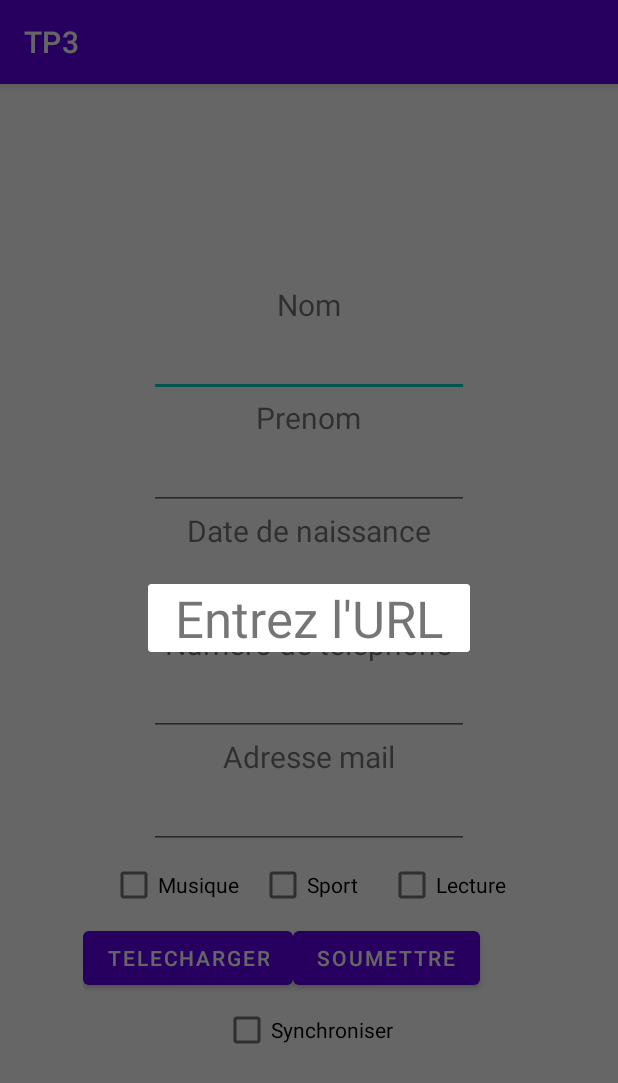
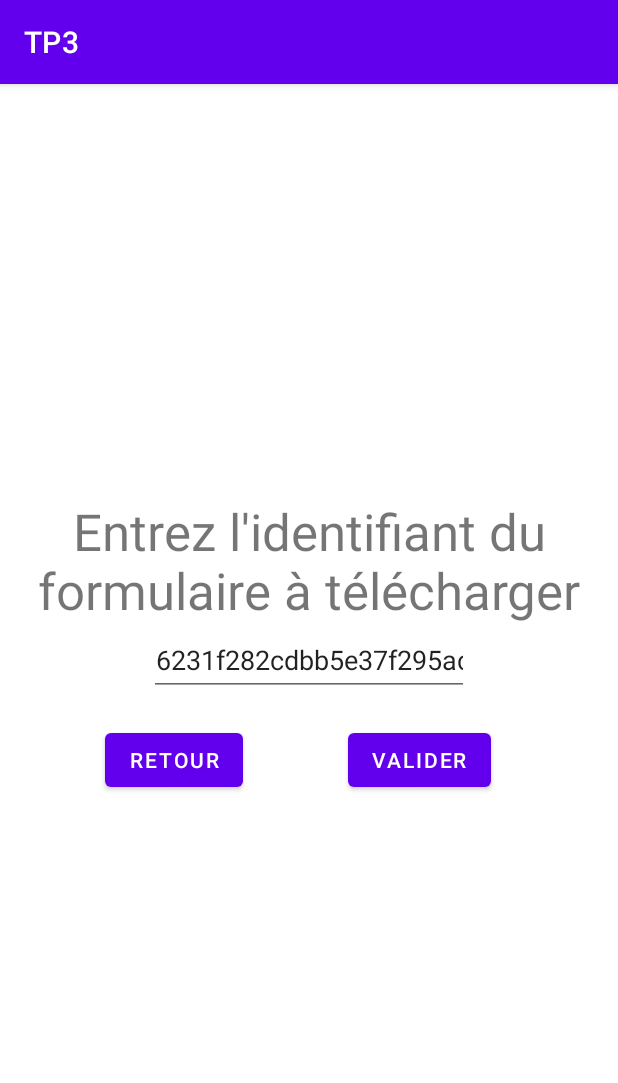
Before and after one commit to MartinSanchezIut/Master1-GL-S2, an Android app: the screen it shows after launch (MainActivity), after a tap on "TELECHARGER", on a phone screen of 412 x 824 dp. Shown: the top 1083 px of the screen. Run offline under Robolectric (Android 15) with nearby library versions, the phone set to English and light mode, and no system bars; our stand-ins replace Volley.

Commit message:
mobile terminé

```diff
--- a/HAI811-DevMobile/TP3/app/build.gradle
+++ b/HAI811-DevMobile/TP3/app/build.gradle
@@ -33,6 +33,7 @@ dependencies {
     implementation 'com.google.android.material:material:1.5.0'
     implementation 'androidx.constraintlayout:constraintlayout:2.1.3'
     implementation 'androidx.legacy:legacy-support-v4:1.0.0'
+    implementation 'com.android.volley:volley:1.2.0'
     testImplementation 'junit:junit:4.13.2'
     androidTestImplementation 'androidx.test.ext:junit:1.1.3'
     androidTestImplementation 'androidx.test.espresso:espresso-core:3.4.0'
--- a/HAI811-DevMobile/TP3/app/src/main/AndroidManifest.xml
+++ b/HAI811-DevMobile/TP3/app/src/main/AndroidManifest.xml
@@ -4,6 +4,8 @@
 
     <uses-permission android:name="android.permission.READ_EXTERNAL_STORAGE" />
     <uses-permission android:name="android.permission.WRITE_EXTERNAL_STORAGE" />
+    <uses-permission android:name="android.permission.INTERNET" />
+
     <application
         android:allowBackup="true"
         android:icon="@mipmap/ic_launcher"
--- /dev/null
+++ b/HAI811-DevMobile/TP3/app/src/main/java/fr/sanchez/devMobile/tp3/DownloadFragment.java
@@ -0,0 +1,100 @@
+package fr.sanchez.devMobile.tp3;
+
+import android.content.Intent;
+import android.os.Bundle;
+
+import androidx.fragment.app.Fragment;
+import androidx.fragment.app.FragmentTransaction;
+
+import android.view.LayoutInflater;
+import android.view.View;
+import android.view.ViewGroup;
+import android.widget.EditText;
+
+import com.android.volley.Request;
+import com.android.volley.RequestQueue;
+import com.android.volley.Response;
+import com.android.volley.VolleyError;
+import com.android.volley.toolbox.StringRequest;
+import com.android.volley.toolbox.Volley;
+import com.google.gson.Gson;
+
+public class DownloadFragment extends Fragment {
+
+
+    EditText id ;
+    Form f ;
+    boolean hasended = false;
+    @Override
+    public View onCreateView(LayoutInflater inflater, ViewGroup container,
+                             Bundle savedInstanceState) {
+        View rooter = inflater.inflate(R.layout.fragment_download, container, false);
+
+
+        assert this.getArguments() != null;
+        String form =this.getArguments().getString("Form");
+
+        rooter.findViewById(R.id.ret).setOnClickListener(new View.OnClickListener() {
+            @Override
+            public void onClick(View view) {
+                Bundle bundle = new Bundle();
+                bundle.putString("Form", form);
+
+                assert getFragmentManager() != null;
+                FragmentTransaction fragmentTransaction = getFragmentManager().beginTransaction();
+                FormFragment fragment  = new FormFragment();
+                fragment.setArguments(bundle);
+                fragmentTransaction.replace(R.id.fragmentContainerView , fragment);
+                fragmentTransaction.commit();
+            }
+        });
+
+        id = (EditText) rooter.findViewById(R.id.edittext) ;
+        id.setText("6231f282cdbb5e37f295acad");
+
+        RequestQueue queue = Volley.newRequestQueue(rooter.getContext());
+        rooter.findViewById(R.id.val).setOnClickListener(new View.OnClickListener() {
+            @Override
+            public void onClick(View view) {
+                String url ="http://192.168.0.13:8888/form/_id/" + id.getText();
+                System.out.println(url);
+                // Request a string response from the provided URL.
+                StringRequest stringRequest = new StringRequest(Request.Method.GET, url,
+                        new Response.Listener<String>() {
+                            @Override
+                            public void onResponse(String response) {
+                                Gson gson = new Gson(); //Create a Gson object
+                                System.out.println("\n\n");
+                                System.out.println("nanani " + response);
+                                System.out.println("\n\n");
+                                f = gson.fromJson(response, Form.class);
+                                hasended = true;
+
+                                Bundle bundle = new Bundle();
+                                bundle.putString("Form", new Gson().toJson(f));
+
+                                assert getFragmentManager() != null;
+                                FragmentTransaction fragmentTransaction = getFragmentManager().beginTransaction();
+                                ResumeFragment fragment  = new ResumeFragment();
+                                fragment.setArguments(bundle);
+                                fragmentTransaction.replace(R.id.fragmentContainerView , fragment);
+                                fragmentTransaction.commit();
+
+
+                            }
+                        }, new Response.ErrorListener() {
+                    @Override
+                    public void onErrorResponse(VolleyError error) {
+                        System.out.println("Erreur de téléchargement !");
+                    }
+                });
+                queue.add(stringRequest);
+
+            }
+        });
+
+
+
+        return rooter;
+    }
+}
--- a/HAI811-DevMobile/TP3/app/src/main/java/fr/sanchez/devMobile/tp3/FormFragment.java
+++ b/HAI811-DevMobile/TP3/app/src/main/java/fr/sanchez/devMobile/tp3/FormFragment.java
@@ -2,6 +2,7 @@ package fr.sanchez.devMobile.tp3;
 
 import android.app.Dialog;
 import android.content.Context;
+import android.content.Intent;
 import android.graphics.Color;
 import android.os.Bundle;
 
@@ -19,7 +20,17 @@ import android.widget.CheckBox;
 import android.widget.EditText;
 import android.widget.Toast;
 
+import com.android.volley.Request;
+import com.android.volley.RequestQueue;
+import com.android.volley.Response;
+import com.android.volley.VolleyError;
+import com.android.volley.toolbox.JsonObjectRequest;
+import com.android.volley.toolbox.StringRequest;
+import com.android.volley.toolbox.Volley;
 import com.google.gson.Gson;
+
+import org.json.JSONException;
+import org.json.JSONObject;
 
 import java.io.File;
 import java.io.FileNotFoundException;
@@ -91,7 +102,7 @@ public class FormFragment extends Fragment {
             if (this.getArguments() != null) {
                 System.out.println("Recup des info dans le bundle");
                 String form = this.getArguments().getString("Form");
-                System.out.println(form);
+               // System.out.println(form);
                 Form f = new Gson().fromJson(form, Form.class);
                 nom.setText(f.getNom());
                 prenom.setText(f.getPrenom());
@@ -119,6 +130,34 @@ public class FormFragment extends Fragment {
 
                 bundle.putString("Form", new Gson().toJson(f));
 
+                RequestQueue queue = Volley.newRequestQueue(rooter.getContext());
+                // Si synchroniser == true alors envoyer au serveur
+                if (synchroniser.isChecked()) {
+                    try {
+                        String url = "http://192.168.0.13:8888/form/add";
+                        JSONObject parameters = new JSONObject(new Gson().toJson(f));
+
+                        JsonObjectRequest postRequest = new JsonObjectRequest(Request.Method.POST, url, parameters,
+                                new Response.Listener<JSONObject>() {
+                                    @Override
+                                    public void onResponse(JSONObject response) {
+                                    //    Context context = FormFragment.this.getActivity().getApplicationContext();
+                                    //    Toast.makeText(context, response.toString(), Toast.LENGTH_LONG).show();
+                                    }
+                                },  new Response.ErrorListener() {
+                            @Override
+                            public void onErrorResponse(VolleyError error) {
+                                error.printStackTrace();
+                            //    Context context = FormFragment.this.getActivity().getApplicationContext();
+                            //    Toast.makeText(context, "Erreur !", Toast.LENGTH_LONG).show();
+                            }
+                        });
+                        queue.add(postRequest);
+                    } catch (JSONException e) {
+                        e.printStackTrace();
+                    }
+                }
+
                 assert getFragmentManager() != null;
                 FragmentTransaction fragmentTransaction = getFragmentManager().beginTransaction();
                 ResumeFragment fragment  = new ResumeFragment();
@@ -131,33 +170,24 @@ public class FormFragment extends Fragment {
         telecharger.setOnClickListener(new View.OnClickListener() {
             @Override
             public void onClick(View view) {
-                Dialog dialog = new Dialog(getActivity());
-                dialog.requestWindowFeature(Window.FEATURE_NO_TITLE);
-                dialog.setCancelable(true);
-                dialog.setContentView(R.layout.dialog);
+                Bundle bundle = new Bundle();
+                Form f = new Form(nom.getText().toString(),
+                        prenom.getText().toString(),
+                        ddn.getText().toString(),
+                        ndt.getText().toString(),
+                        am.getText().toString(),
+                        sport.isChecked(),
+                        musique.isChecked(),
+                        lecture.isChecked());
 
-                EditText text = dialog.findViewById(R.id.edittext);
-                text.setVisibility(View.VISIBLE);
+                bundle.putString("Form", new Gson().toJson(f));
 
-
-                Button val = (Button) dialog.findViewById(R.id.val);
-                val.setOnClickListener(new View.OnClickListener() {
-                    @Override
-                    public void onClick(View view) {
-                        Context context = getActivity().getApplicationContext();
-                        Toast.makeText(context, "Ok !", Toast.LENGTH_LONG).show();
-                    }
-                });
-
-                Button ret = (Button) dialog.findViewById(R.id.ret);
-                ret.setOnClickListener(new View.OnClickListener() {
-                    @Override
-                    public void onClick(View v) {
-                        dialog.dismiss();
-                    }
-                });
-
-                dialog.show();
+                assert getFragmentManager() != null;
+                FragmentTransaction fragmentTransaction = getFragmentManager().beginTransaction();
+                DownloadFragment fragment  = new DownloadFragment();
+                fragment.setArguments(bundle);
+                fragmentTransaction.replace(R.id.fragmentContainerView , fragment);
+                fragmentTransaction.commit();
             }
         });
 
--- a/HAI811-DevMobile/TP3/app/src/main/java/fr/sanchez/devMobile/tp3/ResumeFragment.java
+++ b/HAI811-DevMobile/TP3/app/src/main/java/fr/sanchez/devMobile/tp3/ResumeFragment.java
@@ -46,7 +46,7 @@ public class ResumeFragment extends Fragment {
 
         assert this.getArguments() != null;
         String form =this.getArguments().getString("Form");
-        System.out.println(form);
+        //System.out.println(form);
         Form f = new Gson().fromJson(form, Form.class) ;
 
         nom.setText(f.getNom());
--- /dev/null
+++ b/HAI811-DevMobile/TP3/app/src/main/res/layout/fragment_download.xml
@@ -0,0 +1,63 @@
+<?xml version="1.0" encoding="utf-8"?>
+<FrameLayout xmlns:android="http://schemas.android.com/apk/res/android"
+    xmlns:app="http://schemas.android.com/apk/res-auto"
+    xmlns:tools="http://schemas.android.com/tools"
+    android:layout_width="match_parent"
+    android:layout_height="match_parent"
+    tools:context=".DownloadFragment">
+
+
+    <androidx.constraintlayout.widget.ConstraintLayout
+        android:layout_width="match_parent"
+        android:layout_height="match_parent">
+
+
+        <Button
+            android:id="@+id/ret"
+            android:layout_width="wrap_content"
+            android:layout_height="wrap_content"
+            android:text="Retour"
+            app:layout_constraintBottom_toBottomOf="parent"
+            app:layout_constraintEnd_toStartOf="@+id/val"
+            app:layout_constraintStart_toStartOf="parent"
+            app:layout_constraintTop_toBottomOf="@+id/edittext" />
+
+        <Button
+            android:id="@+id/val"
+            android:layout_width="wrap_content"
+            android:layout_height="wrap_content"
+            android:text="Valider"
+            app:layout_constraintBottom_toBottomOf="parent"
+            app:layout_constraintEnd_toEndOf="parent"
+            app:layout_constraintHorizontal_bias="0.733"
+            app:layout_constraintStart_toStartOf="parent"
+            app:layout_constraintTop_toBottomOf="@+id/edittext"
+            app:layout_constraintVertical_bias="0.505" />
+
+        <TextView
+            android:id="@+id/textView6"
+            android:layout_width="wrap_content"
+            android:layout_height="wrap_content"
+            android:text="Entrez l'identifiant du formulaire à télécharger"
+            android:textAlignment="center"
+            android:textSize="34sp"
+            app:layout_constraintBottom_toTopOf="@+id/edittext"
+            app:layout_constraintEnd_toEndOf="parent"
+            app:layout_constraintStart_toStartOf="parent"
+            app:layout_constraintTop_toTopOf="parent" />
+
+        <EditText
+            android:id="@+id/edittext"
+            android:layout_width="match_parent"
+            android:layout_height="wrap_content"
+            android:ems="10"
+            android:inputType="textPersonName"
+            android:minHeight="48dp"
+            android:textAlignment="center"
+            app:layout_constraintBottom_toBottomOf="parent"
+            app:layout_constraintEnd_toEndOf="parent"
+            app:layout_constraintStart_toStartOf="parent"
+            app:layout_constraintTop_toTopOf="parent" />
+
+    </androidx.constraintlayout.widget.ConstraintLayout>
+</FrameLayout>
```
